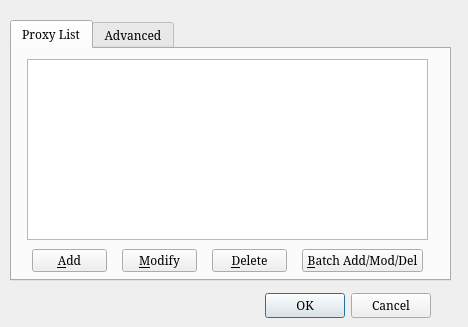
This is res/pps_conf.ui in Kder/PyProxySwitch as Qt 5 draws it before an edit. The edited form follows.
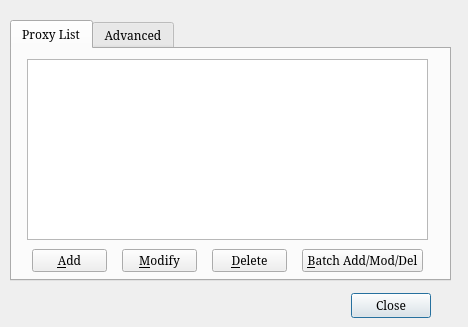
This is the edited form.

```diff
--- a/res/pps_conf.ui
+++ b/res/pps_conf.ui
@@ -32,7 +32,7 @@
     <enum>Qt::Horizontal</enum>
    </property>
    <property name="standardButtons">
-    <set>QDialogButtonBox::Cancel|QDialogButtonBox::Ok</set>
+    <set>QDialogButtonBox::Close</set>
    </property>
   </widget>
   <widget class="QTabWidget" name="tabWidget">
```
